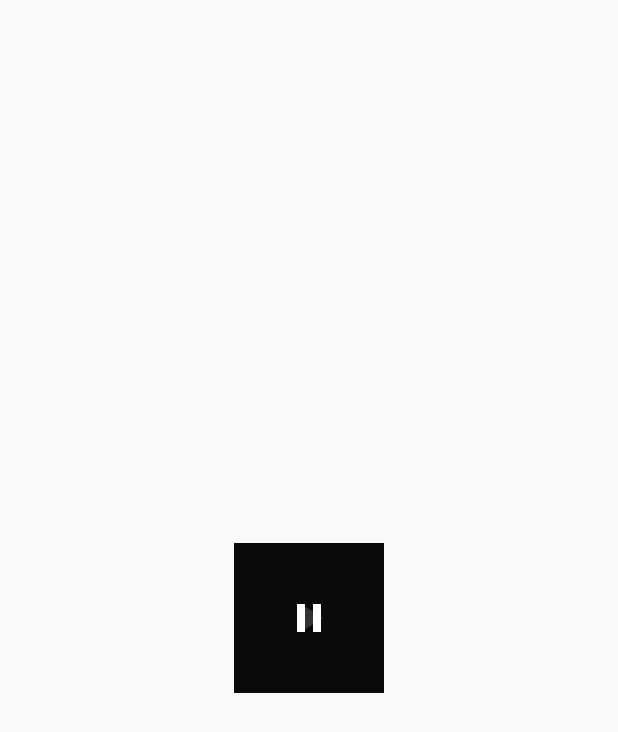
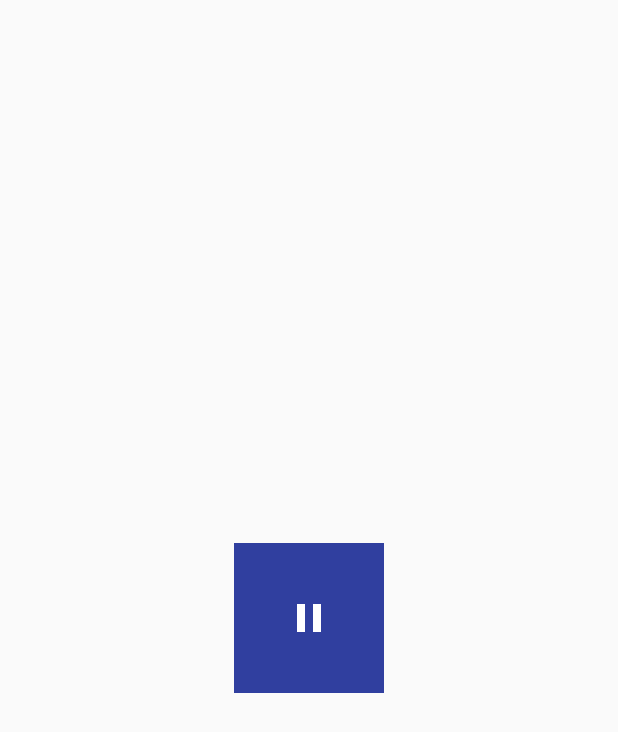
Before and after one commit to CasterIO/ExoPlayerIntro, an Android app: the layout audio_playback_control_view.xml on its own in the app's theme, with its tools: preview values and no code run, on a phone screen of 412 x 824 dp. Shown: the top 732 px of the screen. Run offline under Robolectric (Android 15) with nearby library versions, the phone set to English and light mode, and no system bars.

Commit message:
Adding custom files and overrides for the player.

```diff
--- a/app/src/main/res/layout/exo_playback_control_view.xml
+++ b/app/src/main/res/layout/audio_playback_control_view.xml
@@ -7,14 +7,14 @@
       android:layout_width="100dp"
       android:layout_height="100dp"
       android:layout_gravity="center"
-      android:background="#CC000000"
+      android:background="@color/colorPrimaryDark"
       style="@style/ExoMediaButton.Play"/>
 
   <ImageButton android:id="@id/exo_pause"
       android:layout_width="100dp"
       android:layout_height="100dp"
       android:layout_gravity="center"
-      android:background="#CC000000"
+      android:background="@color/colorPrimaryDark"
       style="@style/ExoMediaButton.Pause"/>
 
 </FrameLayout>
--- a/app/src/main/res/layout/exo_simple_player_view.xml
+++ b/app/src/main/res/layout/audio_player_view.xml
@@ -30,7 +30,7 @@
     <ImageView android:id="@id/exo_artwork"
         android:layout_width="match_parent"
         android:layout_height="match_parent"
-        android:scaleType="fitXY"/>
+        android:scaleType="center"/>
 
     <com.google.android.exoplayer2.ui.SubtitleView android:id="@id/exo_subtitles"
         android:layout_width="match_parent"
```
Also changed, not shown: app/src/main/res/layout/activity_main.xml (+9 -7 lines).
